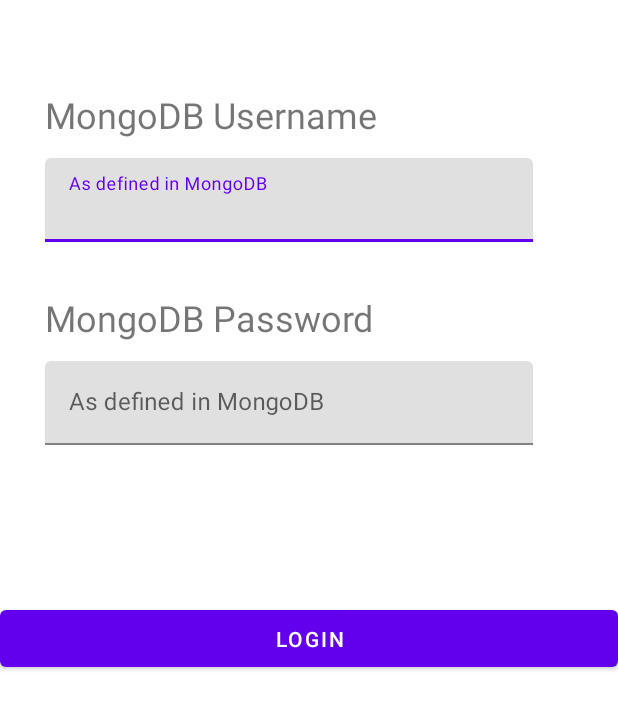
After one commit to EricS0110/show-me-what-i-got, an Android app: the layout fragment_user_login.xml on its own in the app's theme, with its tools: preview values and no code run, on a phone screen of 412 x 824 dp. The commit adds this screen. Shown: the top 709 px of the screen. Run offline under Robolectric (Android 15) with nearby library versions, the light colour scheme and no system bars.

Commit message:
Created login UI

```diff
--- a/app/src/main/java/com/builditmyself/collectionsview/MainActivity.kt
+++ b/app/src/main/java/com/builditmyself/collectionsview/MainActivity.kt
@@ -6,6 +6,7 @@
 import androidx.navigation.NavController
 import androidx.navigation.fragment.NavHostFragment
 import androidx.navigation.ui.setupActionBarWithNavController
+import com.builditmyself.collectionsview.model.ConnectionViewModel
 
 /**
  * Activity for main application flow
--- a/app/src/main/java/com/builditmyself/collectionsview/ConnectionViewModel.kt
+++ b/app/src/main/java/com/builditmyself/collectionsview/model/ConnectionViewModel.kt
@@ -1,4 +1,4 @@
-package com.builditmyself.collectionsview
+package com.builditmyself.collectionsview.model
 
 import androidx.lifecycle.ViewModel
 
--- a/app/src/main/java/com/builditmyself/collectionsview/MongoDataViewModel.kt
+++ b/app/src/main/java/com/builditmyself/collectionsview/model/MongoDataViewModel.kt
@@ -1,4 +1,4 @@
-package com.builditmyself.collectionsview
+package com.builditmyself.collectionsview.model
 
 import androidx.lifecycle.ViewModel
 
--- /dev/null
+++ b/app/src/main/res/layout/fragment_user_login.xml
@@ -0,0 +1,82 @@
+<?xml version="1.0" encoding="utf-8"?>
+<FrameLayout xmlns:android="http://schemas.android.com/apk/res/android"
+    xmlns:tools="http://schemas.android.com/tools"
+    xmlns:app="http://schemas.android.com/apk/res-auto"
+    android:layout_width="match_parent"
+    android:layout_height="match_parent"
+    tools:context=".UserLoginFragment">
+
+    <androidx.constraintlayout.widget.ConstraintLayout
+        android:layout_width="match_parent"
+        android:layout_height="match_parent">
+
+        <TextView
+            android:id="@+id/user_label"
+            android:layout_width="@dimen/text_label_width"
+            android:layout_height="@dimen/text_label_height"
+            android:text="@string/mongodb_username"
+            android:textSize="@dimen/text_label_size"
+            app:layout_constraintStart_toStartOf="parent"
+            app:layout_constraintTop_toTopOf="parent"
+            android:layout_marginTop="@dimen/login_padding_top"
+            android:layout_marginStart="@dimen/fragment_start_padding" />
+
+        <com.google.android.material.textfield.TextInputLayout
+            android:id="@+id/user_entry"
+            android:layout_width="@dimen/text_entry_width"
+            android:layout_height="@dimen/text_entry_height"
+            app:layout_constraintTop_toBottomOf="@id/user_label"
+            app:layout_constraintStart_toStartOf="parent"
+            android:layout_marginStart="@dimen/fragment_start_padding"
+            android:layout_marginTop="@dimen/fragment_labelToEntry_padding">
+
+            <com.google.android.material.textfield.TextInputEditText
+                android:layout_width="match_parent"
+                android:layout_height="wrap_content"
+                android:hint="@string/username_hint"
+                android:textSize="@dimen/text_entry_text_size"
+                android:minLines="1"
+                android:maxLines="1"
+                android:inputType="text"/>
+        </com.google.android.material.textfield.TextInputLayout>
+
+        <TextView
+            android:id="@+id/password_label"
+            android:layout_width="@dimen/text_label_width"
+            android:layout_height="@dimen/text_label_height"
+            android:text="@string/mongodb_password"
+            android:textSize="@dimen/text_label_size"
+            app:layout_constraintTop_toBottomOf="@id/user_entry"
+            app:layout_constraintStart_toStartOf="parent"
+            android:layout_marginTop="@dimen/fragment_entryToLabel_padding"
+            android:layout_marginStart="@dimen/fragment_start_padding"/>
+
+        <com.google.android.material.textfield.TextInputLayout
+            android:id="@+id/password_entry"
+            android:layout_width="@dimen/text_entry_width"
+            android:layout_height="@dimen/text_entry_height"
+            app:layout_constraintTop_toBottomOf="@id/password_label"
+            app:layout_constraintStart_toStartOf="parent"
+            android:layout_marginStart="@dimen/fragment_start_padding"
+            android:layout_marginTop="@dimen/fragment_labelToEntry_padding">
+
+            <com.google.android.material.textfield.TextInputEditText
+                android:layout_width="match_parent"
+                android:layout_height="wrap_content"
+                android:hint="@string/password_hint"
+                android:textSize="@dimen/text_entry_text_size"
+                android:minLines="1"
+                android:maxLines="1"
+                android:inputType="text"/>
+        </com.google.android.material.textfield.TextInputLayout>
+
+        <Button
+            android:id="@+id/login_button"
+            android:layout_width="match_parent"
+            android:layout_height="@dimen/login_button_height"
+            android:text="@string/login_button_text"
+            app:layout_constraintStart_toStartOf="parent"
+            app:layout_constraintTop_toBottomOf="@id/password_entry"
+            android:layout_marginTop="@dimen/login_button_top_padding"/>
+    </androidx.constraintlayout.widget.ConstraintLayout>
+</FrameLayout>
--- /dev/null
+++ b/app/src/main/res/values/dimens.xml
@@ -0,0 +1,25 @@
+<?xml version="1.0" encoding="utf-8"?>
+<resources>
+    <!-- Default screen margins, per the Android Design guidelines -->
+    <dimen name="fragment_horizontal_margin">16dp</dimen>
+    <dimen name="fragment_vertical_margin">16dp</dimen>
+
+    <!-- General Shared Dimensions -->
+    <dimen name="text_entry_width">325dp</dimen>
+    <dimen name="text_entry_height">60dp</dimen>
+    <dimen name="text_entry_text_size">16sp</dimen>
+    <dimen name="text_label_width">250dp</dimen>
+    <dimen name="text_label_height">35dp</dimen>
+    <dimen name="text_label_size">24sp</dimen>
+    <dimen name="fragment_start_padding">30dp</dimen>
+    <dimen name="fragment_labelToEntry_padding">10dp</dimen>
+    <dimen name="fragment_entryToLabel_padding">30dp</dimen>
+
+    <!-- Login Screen dimensions -->
+    <dimen name="login_padding_top">60dp</dimen>
+    <dimen name="login_button_width">100dp</dimen>
+    <dimen name="login_button_height">50dp</dimen>
+    <dimen name="login_button_top_padding">100dp</dimen>
+    <dimen name="login_button_text_size">24sp</dimen>
+
+</resources>
--- a/app/src/main/res/values/strings.xml
+++ b/app/src/main/res/values/strings.xml
@@ -1,3 +1,8 @@
 <resources>
-    <string name="app_name">View Things</string>
+    <string name="app_name">View DB</string>
+    <string name="mongodb_username">MongoDB Username</string>
+    <string name="username_hint">As defined in MongoDB</string>
+    <string name="mongodb_password">MongoDB Password</string>
+    <string name="password_hint">As defined in MongoDB</string>
+    <string name="login_button_text">Login</string>
 </resources>
```
Also changed, not shown: app/build.gradle (+18 -15 lines), app/src/main/java/com/builditmyself/collectionsview/MainFragment.kt (deleted, +0 -31 lines), app/src/main/java/com/builditmyself/collectionsview/UserLoginFragment.kt (added, +47 -0 lines), app/src/main/res/layout/activity_main.xml (+13 -5 lines), app/src/main/res/layout/fragment_main.xml (deleted, +0 -20 lines), app/src/main/res/navigation/nav_graph.xml (+8 -2 lines), build.gradle (+15 -0 lines).
